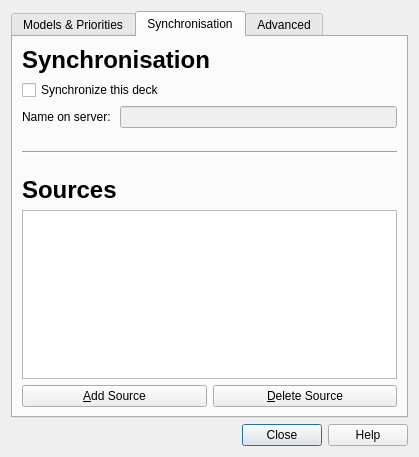
Before: the Qt Designer form designer/deckproperties.ui in ankitects/anki, drawn with Qt 5.
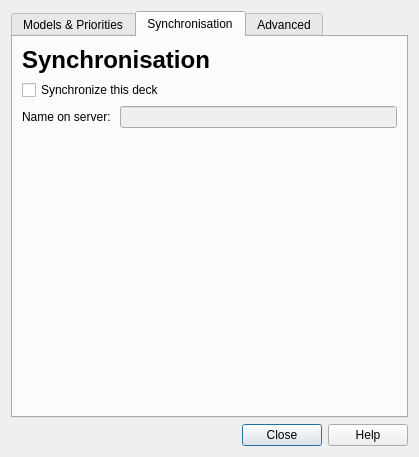
After: the same form once the commit is applied. The open tabs and pages were chosen to show the change.

Commit message: remove sources from deck properties, as they can be configured online

Diff of the .ui file:
```diff
--- a/designer/deckproperties.ui
+++ b/designer/deckproperties.ui
@@ -178,45 +178,8 @@
            </property>
           </widget>
          </item>
-         <item row="6" column="0">
-          <widget class="QLabel" name="label_28">
-           <property name="maximumSize">
-            <size>
-             <width>16777215</width>
-             <height>40</height>
-            </size>
-           </property>
-           <property name="text">
-            <string>&lt;h1&gt;Sources&lt;/h1&gt;</string>
-           </property>
-          </widget>
-         </item>
-         <item row="8" column="0">
-          <layout class="QHBoxLayout" name="horizontalLayout_3">
-           <item>
-            <widget class="QPushButton" name="addSource">
-             <property name="text">
-              <string>&amp;Add Source</string>
-             </property>
-             <property name="autoDefault">
-              <bool>false</bool>
-             </property>
-            </widget>
-           </item>
-           <item>
-            <widget class="QPushButton" name="deleteSource">
-             <property name="text">
-              <string>&amp;Delete Source</string>
-             </property>
-             <property name="autoDefault">
-              <bool>false</bool>
-             </property>
-            </widget>
-           </item>
-          </layout>
-         </item>
-         <item row="7" column="0">
-          <widget class="QTableWidget" name="sourcesTable"/>
+         <item row="4" column="0">
+          <layout class="QHBoxLayout" name="horizontalLayout_3"/>
          </item>
          <item row="3" column="0">
           <spacer name="verticalSpacer_4">
@@ -252,26 +215,6 @@
            </item>
           </layout>
          </item>
-         <item row="4" column="0">
-          <widget class="Line" name="line_3">
-           <property name="orientation">
-            <enum>Qt::Horizontal</enum>
-           </property>
-          </widget>
-         </item>
-         <item row="5" column="0">
-          <spacer name="verticalSpacer_6">
-           <property name="orientation">
-            <enum>Qt::Vertical</enum>
-           </property>
-           <property name="sizeHint" stdset="0">
-            <size>
-             <width>20</width>
-             <height>40</height>
-            </size>
-           </property>
-          </spacer>
-         </item>
         </layout>
        </item>
       </layout>
```
Left out of the diff: 3 changed lines with no effect on the pictures. The commit also changes 1 other file.
